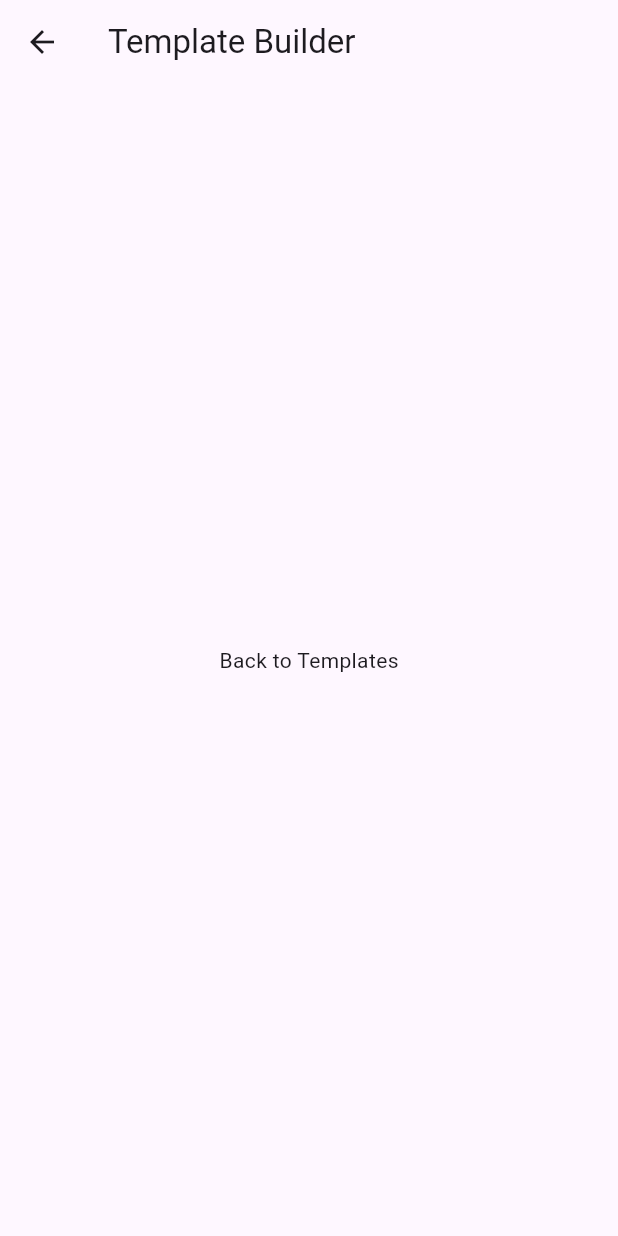
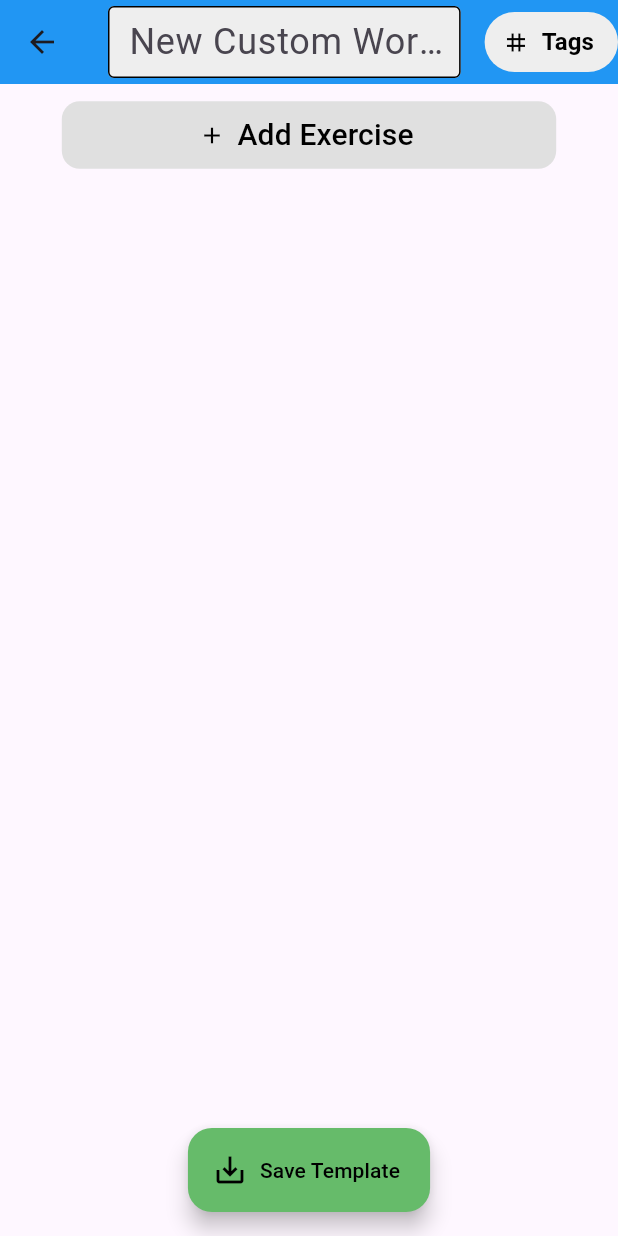
Before and after one commit to ruchihegde/exercise_tracking_app, a Flutter app: the TemplateList screen opened directly, after a tap on the "add" icon, on a phone screen of 412 x 824 dp. Run offline on Flutter 3.47's test engine with Material 3 defaults, Android fonts, the phone set to English and light mode, and no system bars.

Commit message:
basic template builder functionality, ready to support add exercise

```diff
--- a/lib/views/TemplateBuilderView.dart
+++ b/lib/views/TemplateBuilderView.dart
@@ -1,17 +1,161 @@
 import 'package:flutter/material.dart';
+import '../models/TemplateModel.dart';
+import './widgets/AddExerciseModal.dart';
 
-class TemplateBuilderView extends StatelessWidget {
-  const TemplateBuilderView({super.key});
+class TemplateBuilderView extends StatefulWidget {
+  final Template? starterTemplate;
+
+  const TemplateBuilderView({
+    super.key,
+    this.starterTemplate
+  });
+
+  @override
+  State<TemplateBuilderView> createState() => _TemplateBuilderViewState();
+}
+
+class _TemplateBuilderViewState extends State<TemplateBuilderView> {
+  String title = "";
+  TextEditingController titleController = TextEditingController();
+  List<String> exercises = [];
+
+  @override
+  void initState() {
+    super.initState();
+    titleController.addListener(_onTitleChanged);
+    if (widget.starterTemplate != null) {
+      title = widget.starterTemplate!.name;
+      titleController.text = title;
+    }
+  }
+
+  @override
+  void dispose() {
+    titleController.dispose();
+    super.dispose();
+  }
+
+  void _onTitleChanged() {
+    title = titleController.text;
+    print('Title is ${title}');
+  }
+
+  void _showSnackBar(BuildContext context) {
+    const snackBar = SnackBar(
+      content: Text('Feature TBD...'),
+      duration: Duration(seconds: 2)
+    );
+    ScaffoldMessenger.of(context).showSnackBar(snackBar);
+  }
+
+  Future<void> _showAddExerciseModal(BuildContext context) async {
+    final selectedExercises = await Navigator.push(
+      context,
+      MaterialPageRoute(builder: (context) => const AddExerciseModal()),
+    );
+    if (selectedExercises != null && selectedExercises.length > 0) {
+      setState(() {
+        exercises.addAll(selectedExercises);
+      });
+    }
+  }
+
+  void _onSaveTemplateButtonClicked(BuildContext context) {
+    const snackBar = SnackBar(
+      content: Text('save that mf template'),
+      duration: Duration(seconds: 2)
+    );
+    ScaffoldMessenger.of(context).showSnackBar(snackBar);
+  }
 
   @override
   Widget build(BuildContext context) {
+    double width = MediaQuery.of(context).size.width;
+
     return Scaffold(
       appBar: AppBar(
-        title: const Text('Template Builder'),
+        backgroundColor: Colors.blue,
+        title: SizedBox(
+          width: width * 0.8,
+          child: TextField(
+            controller: titleController,
+            style: const TextStyle(
+              fontSize: 24,
+              color: Colors.black,
+            ),
+            decoration: InputDecoration(
+              hintText: 'New Custom Workout',
+              contentPadding: const EdgeInsets.only(left: 10.0, bottom: -4.5),
+              enabledBorder: const OutlineInputBorder(),
+              focusedBorder: const OutlineInputBorder(),
+              fillColor: Colors.grey[200],
+              filled: true,
+            ),
+          ),
+        ),
+        actions: [
+          TextButton.icon(
+            onPressed: () => _showSnackBar(context),
+            icon: const Icon(Icons.tag),
+            label: const Text(
+              'Tags',
+              style: TextStyle(
+                fontSize: 16,
+                fontWeight: FontWeight.bold,
+              ),
+            ),
+            style: TextButton.styleFrom(
+              backgroundColor: Colors.grey[200],
+              foregroundColor: Colors.black,
+            ),
+          ),
+        ],
       ),
-      body: const Center(
-        child: Text('Back to Templates')
+      body: Column(
+        children: <Widget>[
+          Padding(
+            padding: const EdgeInsets.only(top: 10.0),
+            child: SizedBox(
+              width: width * 0.80,
+              child: TextButton.icon(
+                onPressed: () => _showAddExerciseModal(context),
+                style: TextButton.styleFrom(
+                  backgroundColor: Colors.grey[300],
+                  foregroundColor: Colors.black,
+                  shape: RoundedRectangleBorder(
+                    borderRadius: BorderRadius.circular(12.0),
+                  ),
+                ),
+                icon: const Icon(Icons.add),
+                label: const Text(
+                  'Add Exercise',
+                  style: TextStyle(
+                    fontSize: 20.0
+                  )
+                ),
+              ),
+            ),
+          ),
+          Expanded(
+            child: ListView.builder(
+              itemCount: exercises.length,
+              itemBuilder: (context, index) {
+                return ListTile(
+                  title: Text(exercises[index])
+                );
+              }
+            )
+          ),
+        ],
       ),
+      floatingActionButton: FloatingActionButton.extended(
+        onPressed: () => _onSaveTemplateButtonClicked(context),
+        label: const Text('Save Template'),
+        icon: const Icon(Icons.save_alt_outlined),
+        backgroundColor: Colors.green[400],
+        foregroundColor: Colors.black,
+      ),
+      floatingActionButtonLocation: FloatingActionButtonLocation.centerFloat,
     );
   }
 }
--- a/lib/views/widgets/TemplateList.dart
+++ b/lib/views/widgets/TemplateList.dart
@@ -148,7 +148,7 @@ class _TemplateListState extends State<TemplateList> {
               onPressed: () {
                 Navigator.push(
                   context,
-                  MaterialPageRoute(builder: (context) => const TemplateBuilderView())
+                  MaterialPageRoute(builder: (context) => TemplateBuilderView())
                 );
               },
               backgroundColor: Colors.blue,
```
Also changed, not shown: lib/views/widgets/AddExerciseModal.dart (added, +59 -0 lines).
